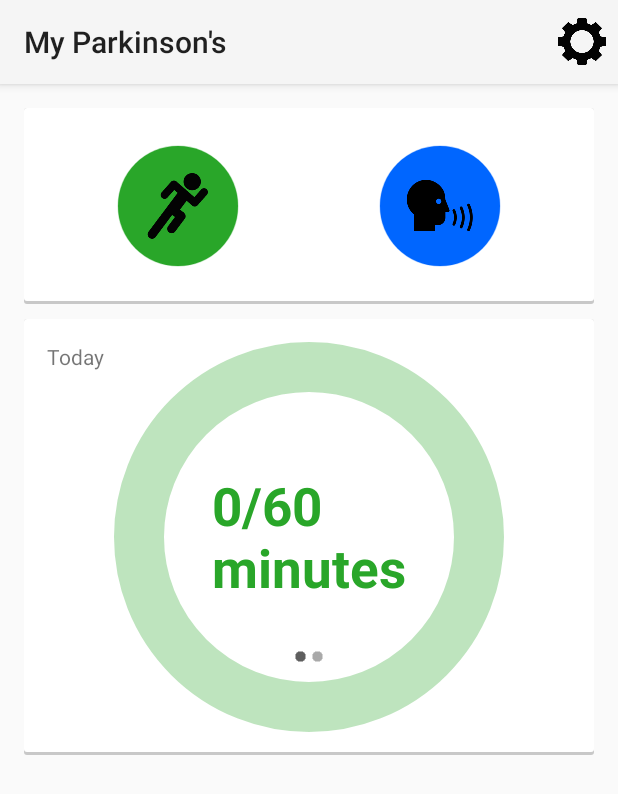
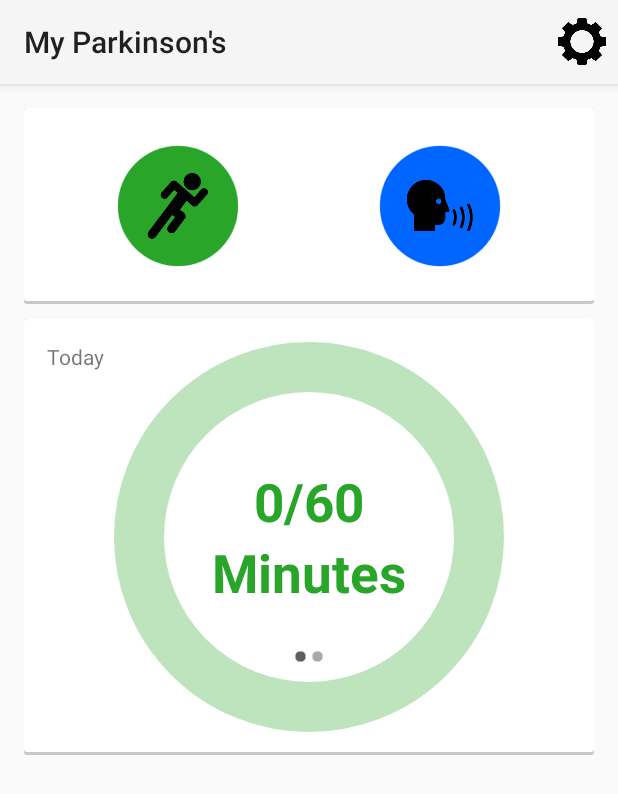
Before and after one commit to MJAlperin23/CS-65-App, an Android app: the screen it shows after launch (MainActivity), on a phone screen of 412 x 824 dp. Shown: the top 794 px of the screen. Run offline under Robolectric (Android 15) with nearby library versions, the phone set to English and light mode, and no system bars; 1 statement that could not run was skipped.

Commit message:
fixed merge reverts

```diff
--- a/MyParkinsons/app/src/main/java/edu/dartmouth/cs/myparkinsons/ExerciseLogArrayAdapter.java
+++ b/MyParkinsons/app/src/main/java/edu/dartmouth/cs/myparkinsons/ExerciseLogArrayAdapter.java
@@ -5,6 +5,7 @@ import android.content.Context;
 import android.content.Intent;
 import android.content.SharedPreferences;
 import android.os.Bundle;
+import android.preference.PreferenceManager;
 import android.support.v4.app.Fragment;
 import android.view.LayoutInflater;
 import android.view.MotionEvent;
@@ -40,11 +41,11 @@ public class ExerciseLogArrayAdapter extends ArrayAdapter<ExerciseItem> {
     }
 
 
-
     @Override
     public View getView(int position, View convertView, ViewGroup parent) {
         View row = convertView;
         CircleCardHolder circleHolder;
+
         if (position == 0) {
             LayoutInflater inflater = ((Activity) context).getLayoutInflater();
             row = inflater.inflate(R.layout.buttons_row, parent, false);
@@ -55,7 +56,7 @@ public class ExerciseLogArrayAdapter extends ArrayAdapter<ExerciseItem> {
             exerciseButton.setOnClickListener(new View.OnClickListener() {
                 @Override
                 public void onClick(View v) {
-                    Intent i = new Intent(context, ExerciseVideoChoices.class);
+                    Intent i = new Intent(context, ExerciseLogActivity.class);
                     context.startActivity(i);
                 }
             });
@@ -83,18 +84,19 @@ public class ExerciseLogArrayAdapter extends ArrayAdapter<ExerciseItem> {
 
             SharedPreferences settingData = context.getSharedPreferences(SettingsActivity.SHARED_PREFERENCES_KEY, Context.MODE_PRIVATE);
 
+            SharedPreferences prefs = PreferenceManager.getDefaultSharedPreferences(context);
+            int goal = Integer.parseInt(prefs.getString("exercise_time_key", "60"));
+
             long time = settingData.getLong(SettingsActivity.EXERCISE_TIME_KEY, 0);
             long minutes = (long) (time * 1.66667e-5);
-            String text = String.format("%d/%d\nminutes", minutes, 60);
-            circleHolder.progress1.setTextColor(0xFF29A629);
+            String text = String.format("%d/%d", minutes, goal);
             circleHolder.bar1.setColor(0xFF29A629);
             circleHolder.bar1.setStrokeWidth(50);
             circleHolder.progress1.setText(text);
-            circleHolder.bar1.setProgressWithAnimation((float) (minutes / 60. * 100));
+            circleHolder.bar1.setProgressWithAnimation(minutes / (float) goal * 100);
 
             circleHolder.bar2.setColor(0xFF0066FF);
             circleHolder.bar2.setStrokeWidth(50);
-            circleHolder.progress2.setTextColor(0xFF0066FF);
             int correct = settingData.getInt(SettingsActivity.CORRECT_SPEECH_KEY, 0);
             int total = settingData.getInt(SettingsActivity.TOTAL_SPEECH_KEY, 0);
             float percent = (float) correct / (float) total;
@@ -102,27 +104,26 @@ public class ExerciseLogArrayAdapter extends ArrayAdapter<ExerciseItem> {
                 circleHolder.bar2.setProgressWithAnimation(0);
             } else {
                 circleHolder.bar2.setProgressWithAnimation(percent * 100);
+
+                text = String.format("%d/%d\ncorrect", correct, total);
+                circleHolder.progress2.setText(text);
+
             }
-            text = String.format("%d/%d\ncorrect", correct, total);
-            circleHolder.progress2.setText(text);
+        } else {
 
 
-        } else {
-
-            DataSource dataSource = new DataSource(context);
-            dataSource.open();
-            List<ExerciseItem> items = dataSource.fetchItems();
-            ExerciseItem item = items.get(position - 1);
-            dataSource.close();
+            ExerciseItem item = data.get(position);
 
             if (item == null) {
                 return row;
             }
 
+            SharedPreferences prefs = PreferenceManager.getDefaultSharedPreferences(context);
+            int goal = Integer.parseInt(prefs.getString("exercise_time_key", "60"));
 
             long exerciseMillis = item.getExerciseTime();
             long minutes = (long) (exerciseMillis * 1.66667e-5);
-            int exerciseProgress = (int) (minutes / 60.0);
+            int exerciseProgress = (int) (minutes / (float) goal * 100);
             int speechProgress = (int) (item.getSpeechPercent() * 100);
 
             LayoutInflater inflater = ((Activity) context).getLayoutInflater();
@@ -131,22 +132,28 @@ public class ExerciseLogArrayAdapter extends ArrayAdapter<ExerciseItem> {
             LineProgressBar speechBar = (LineProgressBar) row.findViewById(R.id.speech_bar);
             LineProgressBar exerciseBar = (LineProgressBar) row.findViewById(R.id.exercise_bar);
 
+            TextView speechText = (TextView) row.findViewById(R.id.history_speech_text);
+            TextView exerciseText = (TextView) row.findViewById(R.id.history_exercise_text);
+
             TextView date = (TextView) row.findViewById(R.id.dateTextView);
 
             Calendar c = item.getDate();
             SimpleDateFormat format = new SimpleDateFormat("MM/dd/yyyy");
             date.setText(format.format(c.getTime()));
 
+            speechText.setText(String.format("%d/%d", item.getSpeechCorrectCount(), item.getSpeechDoneCount()));
+            exerciseText.setText(String.format("%d/%d min", minutes, goal));
 
             speechBar.setColor(0xFF0066FF);
             speechBar.setStrokeWidth(10);
-            speechBar.setProgressWithAnimation(exerciseProgress);
+            speechBar.setProgressWithAnimation(speechProgress);
 
             exerciseBar.setColor(0xFF29A629);
             exerciseBar.setStrokeWidth(10);
-            exerciseBar.setProgressWithAnimation(speechProgress);
+            exerciseBar.setProgressWithAnimation(exerciseProgress);
 
         }
+
 
         return row;
     }
--- a/MyParkinsons/app/src/main/res/layout/circle_progress_row.xml
+++ b/MyParkinsons/app/src/main/res/layout/circle_progress_row.xml
@@ -66,16 +66,37 @@
                     android:layout_height="260dp"
                     android:layout_gravity="center" />
 
+                <LinearLayout
+                    android:layout_width="wrap_content"
+                    android:layout_height="wrap_content"
+                    android:orientation="vertical"
+                    android:layout_gravity="center">
+
                     <TextView
                         android:id="@+id/percentView"
                         android:layout_width="wrap_content"
                         android:layout_height="wrap_content"
-                    android:layout_gravity="center"
+                        android:layout_gravity="center_horizontal"
+                        android:layout_weight="0"
                         android:text="New Text"
-                    android:textAlignment="center"
-                    android:textColor="@android:color/transparent"
                         android:textSize="35sp"
+                        android:textColor="#FF29A629"
                         android:textStyle="bold" />
+
+                    <TextView
+                        android:layout_width="wrap_content"
+                        android:layout_height="wrap_content"
+                        android:layout_gravity="center_horizontal"
+                        android:layout_weight="0"
+                        android:text="Minutes"
+                        android:textSize="35sp"
+                        android:textColor="#FF29A629"
+                        android:textStyle="bold"/>
+
+
+                </LinearLayout>
+
+
 
 
             </FrameLayout>
@@ -92,6 +113,12 @@
                     android:layout_height="260dp"
                     android:layout_gravity="center" />
 
+                <LinearLayout
+                    android:layout_width="wrap_content"
+                    android:layout_height="wrap_content"
+                    android:orientation="vertical"
+                    android:layout_gravity="center">
+
                     <TextView
                         android:id="@+id/percentView2"
                         android:layout_width="wrap_content"
@@ -99,7 +126,23 @@
                         android:layout_gravity="center"
                         android:text="New Text"
                         android:textSize="35sp"
+                        android:textColor="#FF0066FF"
                         android:textStyle="bold" />
+
+
+                    <TextView
+                        android:layout_width="wrap_content"
+                        android:layout_height="wrap_content"
+                        android:layout_gravity="center_horizontal"
+                        android:layout_weight="0"
+                        android:text="Correct"
+                        android:textSize="35sp"
+                        android:textColor="#FF0066FF"
+                        android:textStyle="bold"/>
+
+
+                </LinearLayout>
+
 
 
             </FrameLayout>
```
Also changed, not shown: MyParkinsons/app/src/main/res/layout/history_row.xml (+37 -1 lines), 1 other file. Lines whose indentation alone changed are shown as unchanged.
